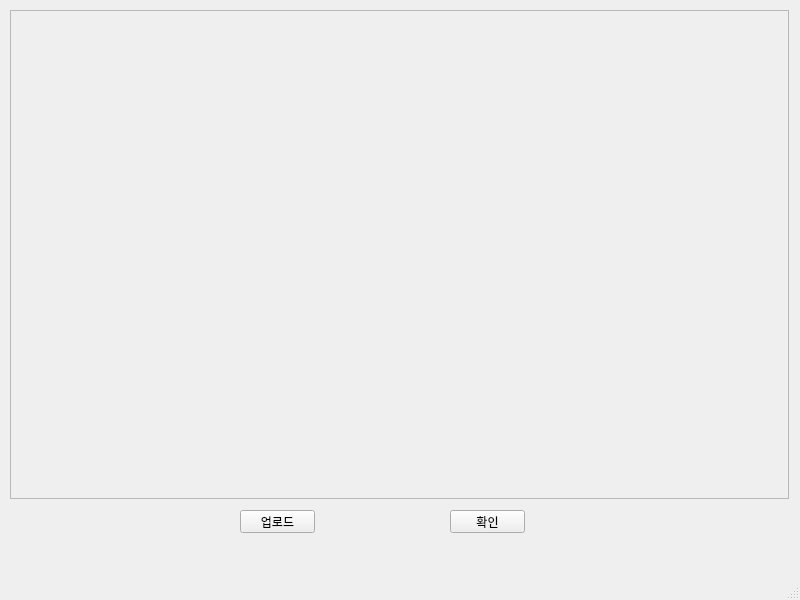
Qt form test.ui (ahwl8240/Capstone_Design_Carz) before a commit.
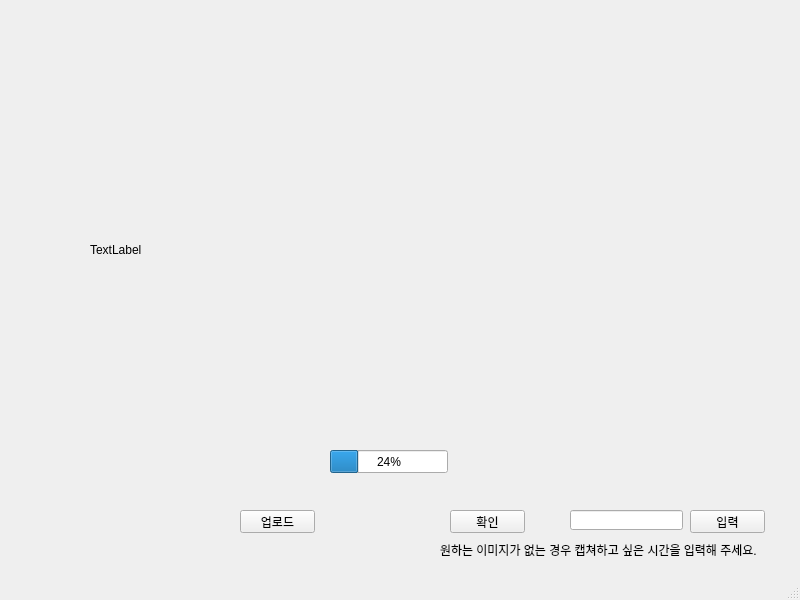
The same form after that commit.

Commit message: 분할이미지 출력 버그 수정, 부분 분할 진행

The edit to the form file:
```diff
--- a/test.ui
+++ b/test.ui
@@ -66,28 +66,41 @@
      <number>24</number>
     </property>
    </widget>
-   <widget class="QScrollArea" name="scrollArea">
+   <widget class="QPushButton" name="btn_edit">
     <property name="geometry">
      <rect>
-      <x>10</x>
-      <y>10</y>
-      <width>779</width>
-      <height>489</height>
+      <x>690</x>
+      <y>510</y>
+      <width>75</width>
+      <height>23</height>
      </rect>
     </property>
-    <property name="widgetResizable">
-     <bool>true</bool>
+    <property name="text">
+     <string>입력</string>
     </property>
-    <widget class="QWidget" name="scrollAreaWidgetContents">
+   </widget>
+   <widget class="QLineEdit" name="time_edit">
      <property name="geometry">
       <rect>
-       <x>0</x>
-       <y>0</y>
-       <width>777</width>
-       <height>487</height>
+      <x>570</x>
+      <y>510</y>
+      <width>113</width>
+      <height>20</height>
       </rect>
      </property>
     </widget>
+   <widget class="QLabel" name="label_anounce">
+    <property name="geometry">
+     <rect>
+      <x>440</x>
+      <y>540</y>
+      <width>351</width>
+      <height>20</height>
+     </rect>
+    </property>
+    <property name="text">
+     <string>원하는 이미지가 없는 경우 캡쳐하고 싶은 시간을 입력해 주세요.</string>
+    </property>
    </widget>
   </widget>
   <widget class="QMenuBar" name="menubar">
```
Lines whose indentation alone changed are shown as unchanged. The commit also changes 2 other files.
